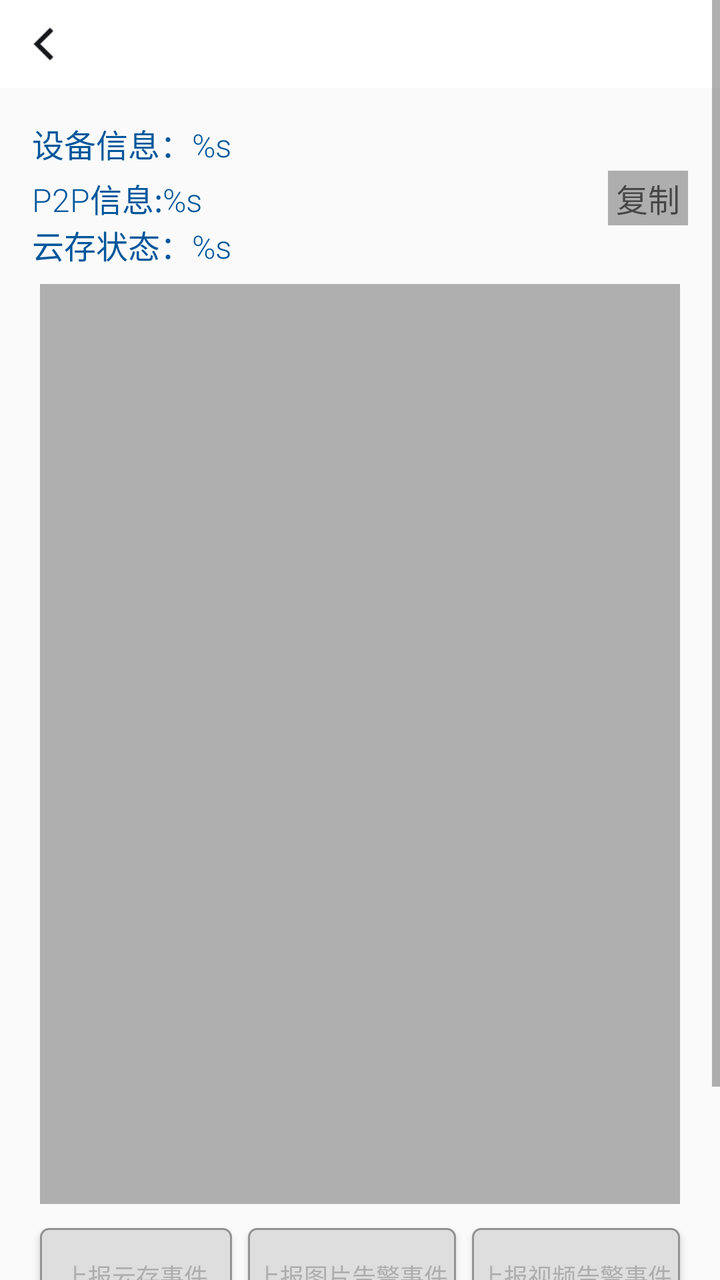
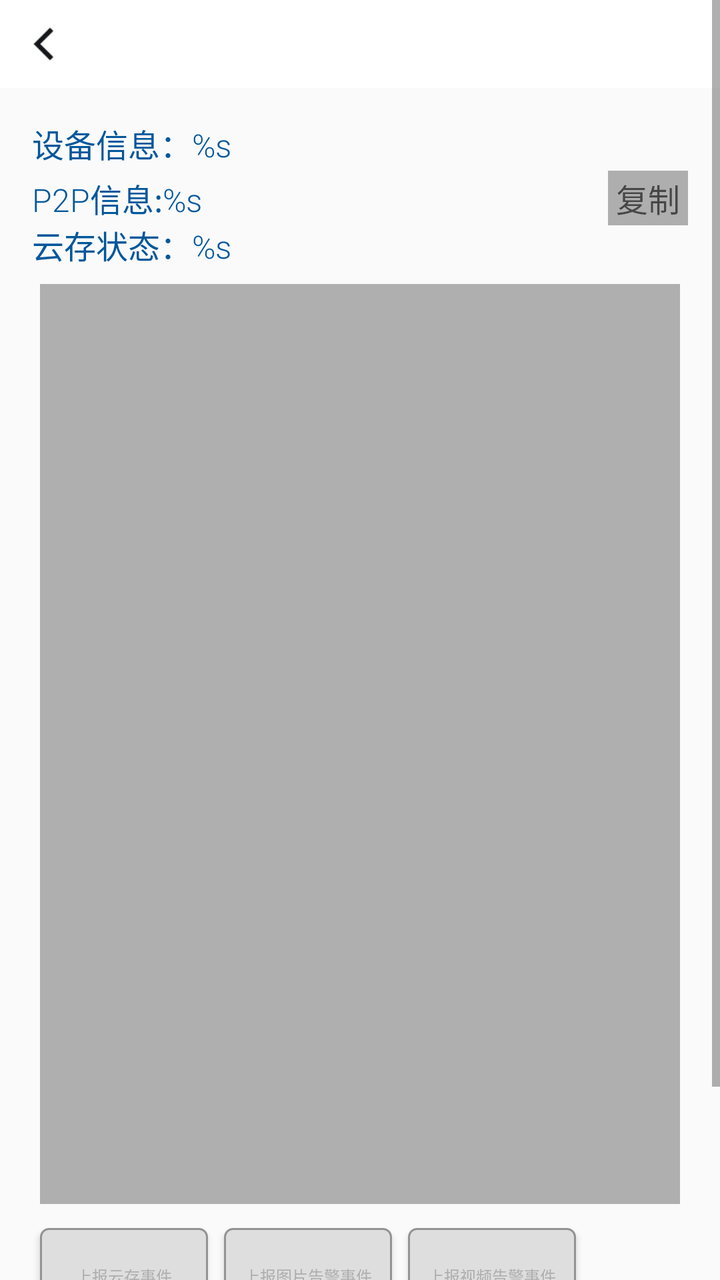

Screens rendered from an Android XML layout before and after an edit, with the pre-edit source and the edit as a unified diff.
<!-- AndroidManifest.xml: activity theme Theme.TWAppTheme -->
<!-- res/layout/activity_ipc.xml -->
<?xml version="1.0" encoding="utf-8"?>
<ScrollView xmlns:android="http://schemas.android.com/apk/res/android"
    xmlns:app="http://schemas.android.com/apk/res-auto"
    xmlns:tools="http://schemas.android.com/tools"
    android:layout_width="match_parent"
    android:layout_height="match_parent">

    <androidx.constraintlayout.widget.ConstraintLayout
        android:layout_width="match_parent"
        android:layout_height="wrap_content">

        <include
            android:id="@+id/title_layout"
            layout="@layout/menu_back_layout" />

        <TextView
            android:id="@+id/text_dev_info"
            android:layout_width="wrap_content"
            android:layout_height="wrap_content"
            android:layout_marginStart="16dp"
            android:layout_marginTop="16dp"
            android:gravity="center"
            android:text="@string/text_device_info"
            android:textAlignment="center"
            android:textAppearance="@style/TextAppearance.AppCompat.Display4"
            android:textColor="@color/light_blue_900"
            android:textSize="16sp"
            app:layout_constraintStart_toStartOf="parent"
            app:layout_constraintTop_toBottomOf="@+id/title_layout" />

        <TextView
            android:id="@+id/tv_p2p_info"
            android:layout_width="0dp"
            android:layout_height="wrap_content"
            android:layout_marginStart="16dp"
            android:layout_marginTop="4dp"
            android:text="@string/text_p2p_info"
            android:textAlignment="textStart"
            android:textAppearance="@style/TextAppearance.AppCompat.Display4"
            android:textColor="@color/light_blue_900"
            android:textColorHighlight="#CCCCCC"
            android:textIsSelectable="true"
            android:textSize="16sp"
            app:layout_constraintEnd_toStartOf="@+id/tv_copy"
            app:layout_constraintStart_toStartOf="parent"
            app:layout_constraintTop_toBottomOf="@+id/text_dev_info" />

        <TextView
            android:id="@+id/tv_copy"
            android:layout_width="wrap_content"
            android:layout_height="wrap_content"
            android:layout_marginStart="16dp"
            android:layout_marginEnd="16dp"
            android:background="@color/white_0052D9"
            android:paddingHorizontal="4dp"
            android:paddingVertical="2dp"
            android:text="@string/text_copy"
            android:textAlignment="center"
            android:textAppearance="@style/TextAppearance.AppCompat.Display4"
            android:textSize="16sp"
            app:layout_constraintBottom_toBottomOf="@+id/tv_p2p_info"
            app:layout_constraintEnd_toEndOf="parent"
            app:layout_constraintTop_toTopOf="@+id/tv_p2p_info"
            tools:ignore="SmallSp" />

        <TextView
            android:id="@+id/tv_cloud_storage_state"
            android:layout_width="wrap_content"
            android:layout_height="wrap_content"
            android:layout_marginStart="16dp"
            android:text="@string/text_cloud_storage_state"
            android:textAlignment="center"
            android:textAppearance="@style/TextAppearance.AppCompat.Display4"
            android:textColor="@color/light_blue_900"
            android:textSize="16sp"
            app:layout_constraintStart_toStartOf="parent"
            app:layout_constraintTop_toBottomOf="@+id/tv_p2p_info" />

        <View
            android:id="@+id/textureView_ipc_bg"
            android:layout_width="match_parent"
            android:layout_height="460dp"
            android:layout_marginHorizontal="20dp"
            android:layout_marginVertical="8dp"
            android:background="@color/black_4D000000"
            app:layout_constraintBottom_toTopOf="@+id/ll_action"
            app:layout_constraintEnd_toEndOf="parent"
            app:layout_constraintStart_toStartOf="parent"
            app:layout_constraintTop_toBottomOf="@+id/tv_cloud_storage_state" />

        <TextureView
            android:id="@+id/textureView_ipc"
            android:layout_width="0dp"
            android:layout_height="0dp"
            app:layout_constraintBottom_toBottomOf="@+id/textureView_ipc_bg"
            app:layout_constraintEnd_toEndOf="@+id/textureView_ipc_bg"
            app:layout_constraintStart_toStartOf="@+id/textureView_ipc_bg"
            app:layout_constraintTop_toTopOf="@+id/textureView_ipc_bg" />

        <GridLayout
            android:id="@+id/ll_action"
            android:layout_width="match_parent"
            android:layout_height="wrap_content"
            android:columnCount="3"
            android:orientation="horizontal"
            android:paddingHorizontal="16dp"
            android:paddingBottom="32dp"
            app:layout_constraintBottom_toBottomOf="parent">

            <Button
                android:id="@+id/btn_cloud_storage_report"
                android:layout_width="wrap_content"
                android:layout_height="wrap_content"
                android:layout_columnWeight="1"
                android:layout_margin="4dp"
                android:background="@drawable/background_grey_cell_btn"
                android:text="@string/text_cloud_storage"
                android:textColor="@color/white_0052D9"
                android:textSize="12sp"
                app:layout_constraintTop_toBottomOf="@+id/textureView_ipc" />

            <Button
                android:id="@+id/btn_cloud_pic_ware_report"
                android:layout_width="wrap_content"
                android:layout_height="wrap_content"
                android:layout_columnWeight="1"
                android:layout_margin="4dp"
                android:background="@drawable/background_grey_cell_btn"
                android:text="@string/text_cloud_pic_ware"
                android:textColor="@color/white_0052D9"
                android:textSize="12sp"
                app:layout_constraintTop_toBottomOf="@+id/textureView_ipc" />

            <Button
                android:id="@+id/btn_cloud_video_ware_report"
                android:layout_width="wrap_content"
                android:layout_height="wrap_content"
                android:layout_columnWeight="1"
                android:layout_margin="4dp"
                android:background="@drawable/background_grey_cell_btn"
                android:text="@string/text_cloud_video_ware"
                android:textColor="@color/white_0052D9"
                android:textSize="12sp"
                app:layout_constraintTop_toBottomOf="@+id/textureView_ipc" />

            <Button
                android:id="@+id/btn_custom_command"
                android:layout_width="wrap_content"
                android:layout_height="wrap_content"
                android:layout_columnWeight="1"
                android:layout_margin="4dp"
                android:background="@drawable/background_grey_cell_btn"
                android:text="@string/text_custom_command"
                android:textColor="@color/white_0052D9"
                android:textSize="12sp"
                app:layout_constraintTop_toBottomOf="@+id/textureView_ipc" />

        </GridLayout>
    </androidx.constraintlayout.widget.ConstraintLayout>
</ScrollView>
<!-- res/layout/menu_back_layout.xml (included above) -->
<?xml version="1.0" encoding="utf-8"?>
<androidx.constraintlayout.widget.ConstraintLayout xmlns:android="http://schemas.android.com/apk/res/android"
    xmlns:app="http://schemas.android.com/apk/res-auto"
    android:layout_width="match_parent"
    android:layout_height="wrap_content"
    android:background="@color/white">

    <ImageView
        android:id="@+id/iv_back"
        android:layout_width="44dp"
        android:layout_height="44dp"
        android:paddingLeft="8dp"
        android:paddingRight="8dp"
        android:src="@mipmap/icon_back_black"
        app:layout_constraintStart_toStartOf="parent"
        app:layout_constraintTop_toTopOf="parent"
        app:tint="@color/black_15161A" />

    <TextView
        android:id="@+id/tv_title"
        android:layout_width="wrap_content"
        android:layout_height="44dp"
        android:layout_weight="1"
        android:ellipsize="end"
        android:gravity="center"
        android:maxLines="1"
        android:paddingEnd="20dp"
        android:textColor="@color/black_15161A"
        android:textSize="17sp"
        android:textStyle="bold"
        app:layout_constraintStart_toEndOf="@+id/iv_back"
        app:layout_constraintTop_toTopOf="parent" />

    <ImageView
        android:id="@+id/iv_right_btn"
        android:layout_width="44dp"
        android:layout_height="44dp"
        android:paddingLeft="10dp"
        android:paddingRight="10dp"
        android:src="@mipmap/setting"
        android:visibility="gone"
        app:layout_constraintEnd_toEndOf="parent"
        app:layout_constraintTop_toTopOf="parent" />

    <TextView
        android:id="@+id/tv_right_btn"
        android:layout_width="wrap_content"
        android:layout_height="wrap_content"
        android:layout_marginEnd="10dp"
        android:background="@drawable/background_blue_cell_btn"
        android:paddingHorizontal="10dp"
        android:paddingVertical="5dp"
        android:textColor="@color/blue_0052D9"
        android:textStyle="bold"
        android:visibility="gone"
        app:layout_constraintBottom_toBottomOf="parent"
        app:layout_constraintEnd_toStartOf="@+id/iv_right_btn"
        app:layout_constraintTop_toTopOf="parent" />

</androidx.constraintlayout.widget.ConstraintLayout>
<!-- resources referenced by this layout -->
<resources>
  <color name="black_15161A">#15161A</color>
  <color name="black_4D000000">#4D000000</color>
  <color name="blue_0052D9">#0052D9</color>
  <color name="light_blue_900">#FF01579B</color>
  <color name="white">#FFFFFFFF</color>
  <color name="white_0052D9">#AEAEAE</color>
  <!-- drawable background_blue_cell_btn (drawable) -->
  <?xml version="1.0" encoding="utf-8"?>
  <shape xmlns:android="http://schemas.android.com/apk/res/android">
      <solid android:color="@color/translucent" />
      <stroke
          android:width="1dp"
          android:color="#0052D9" />
      <corners android:radius="4dp" />
  </shape>
  <!-- drawable background_grey_cell_btn (drawable) -->
  <?xml version="1.0" encoding="utf-8"?>
  <shape xmlns:android="http://schemas.android.com/apk/res/android">
      <solid android:color="@color/translucent" />
      <stroke
          android:width="1dp"
          android:color="#929393" />
      <solid android:color="#DEDEDE" />
      <corners android:radius="4dp" />
  </shape>
  <!-- mipmap icon_back_black: png bitmap (mipmap-xxhdpi, 590 bytes) -->
  <!-- mipmap setting: png bitmap (mipmap-xxhdpi, 512 bytes) -->
  <string name="text_cloud_pic_ware">上报图片告警事件</string>
  <string name="text_cloud_storage">上报云存事件</string>
  <string name="text_cloud_storage_state">云存状态：%s</string>
  <string name="text_cloud_video_ware">上报视频告警事件</string>
  <string name="text_copy">复制</string>
  <string name="text_custom_command">自定义信令</string>
  <string name="text_device_info">设备信息：%s</string>
  <string name="text_p2p_info">P2P信息:%s</string>
  <style name="Theme.TWAppTheme" parent="Theme.AppCompat.Light.NoActionBar">
          
          <item name="colorPrimary">@color/white</item>
          <item name="colorPrimaryDark">@color/white</item>
          <item name="android:statusBarColor">@color/white</item>
          <item name="android:windowLightStatusBar" tools:targetApi="m" tools:ignore="NewApi">true</item> 
      </style>
  <color name="translucent">#00FFFFFF</color>
</resources>

<!-- the commit's change to res/layout/activity_ipc.xml (unified diff, before → after) -->
@@ -109,50 +109,46 @@
 
             <Button
                 android:id="@+id/btn_cloud_storage_report"
-                android:layout_width="wrap_content"
-                android:layout_height="wrap_content"
-                android:layout_columnWeight="1"
+                android:layout_width="84dp"
+                android:layout_height="wrap_content"
                 android:layout_margin="4dp"
                 android:background="@drawable/background_grey_cell_btn"
                 android:text="@string/text_cloud_storage"
                 android:textColor="@color/white_0052D9"
-                android:textSize="12sp"
+                android:textSize="8sp"
                 app:layout_constraintTop_toBottomOf="@+id/textureView_ipc" />
 
             <Button
                 android:id="@+id/btn_cloud_pic_ware_report"
-                android:layout_width="wrap_content"
-                android:layout_height="wrap_content"
-                android:layout_columnWeight="1"
+                android:layout_width="84dp"
+                android:layout_height="wrap_content"
                 android:layout_margin="4dp"
                 android:background="@drawable/background_grey_cell_btn"
                 android:text="@string/text_cloud_pic_ware"
                 android:textColor="@color/white_0052D9"
-                android:textSize="12sp"
+                android:textSize="8sp"
                 app:layout_constraintTop_toBottomOf="@+id/textureView_ipc" />
 
             <Button
                 android:id="@+id/btn_cloud_video_ware_report"
-                android:layout_width="wrap_content"
-                android:layout_height="wrap_content"
-                android:layout_columnWeight="1"
+                android:layout_width="84dp"
+                android:layout_height="wrap_content"
                 android:layout_margin="4dp"
                 android:background="@drawable/background_grey_cell_btn"
                 android:text="@string/text_cloud_video_ware"
                 android:textColor="@color/white_0052D9"
-                android:textSize="12sp"
+                android:textSize="8sp"
                 app:layout_constraintTop_toBottomOf="@+id/textureView_ipc" />
 
             <Button
                 android:id="@+id/btn_custom_command"
-                android:layout_width="wrap_content"
-                android:layout_height="wrap_content"
-                android:layout_columnWeight="1"
+                android:layout_width="84dp"
+                android:layout_height="wrap_content"
                 android:layout_margin="4dp"
                 android:background="@drawable/background_grey_cell_btn"
                 android:text="@string/text_custom_command"
                 android:textColor="@color/white_0052D9"
-                android:textSize="12sp"
+                android:textSize="8sp"
                 app:layout_constraintTop_toBottomOf="@+id/textureView_ipc" />
 
         </GridLayout>
